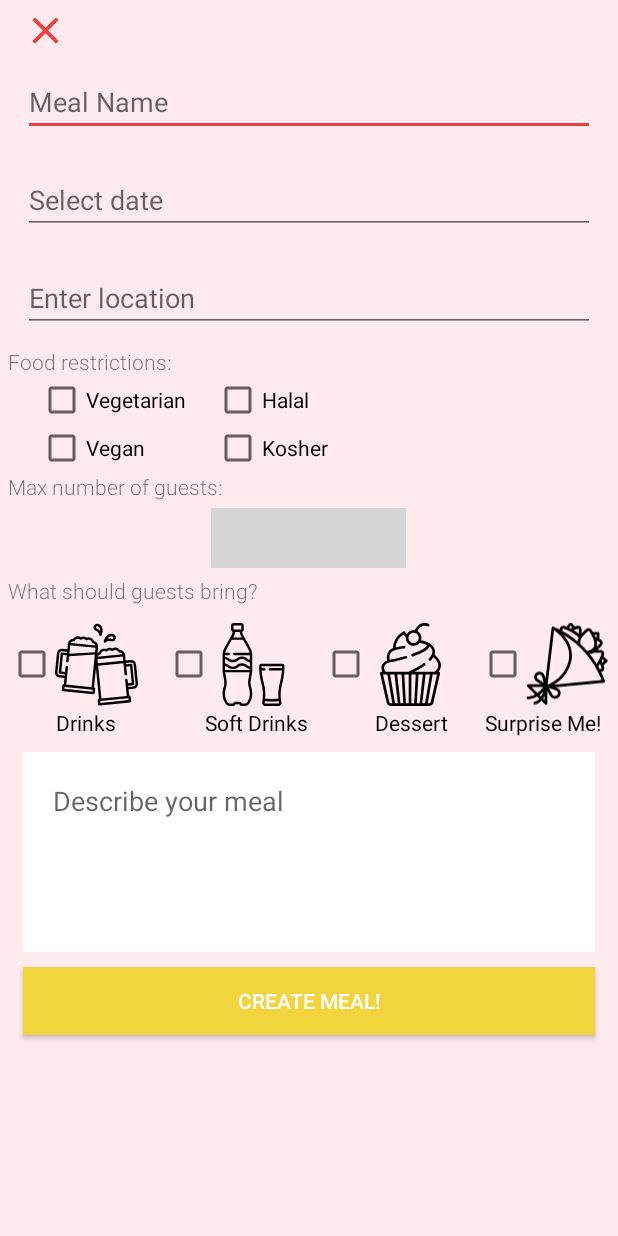
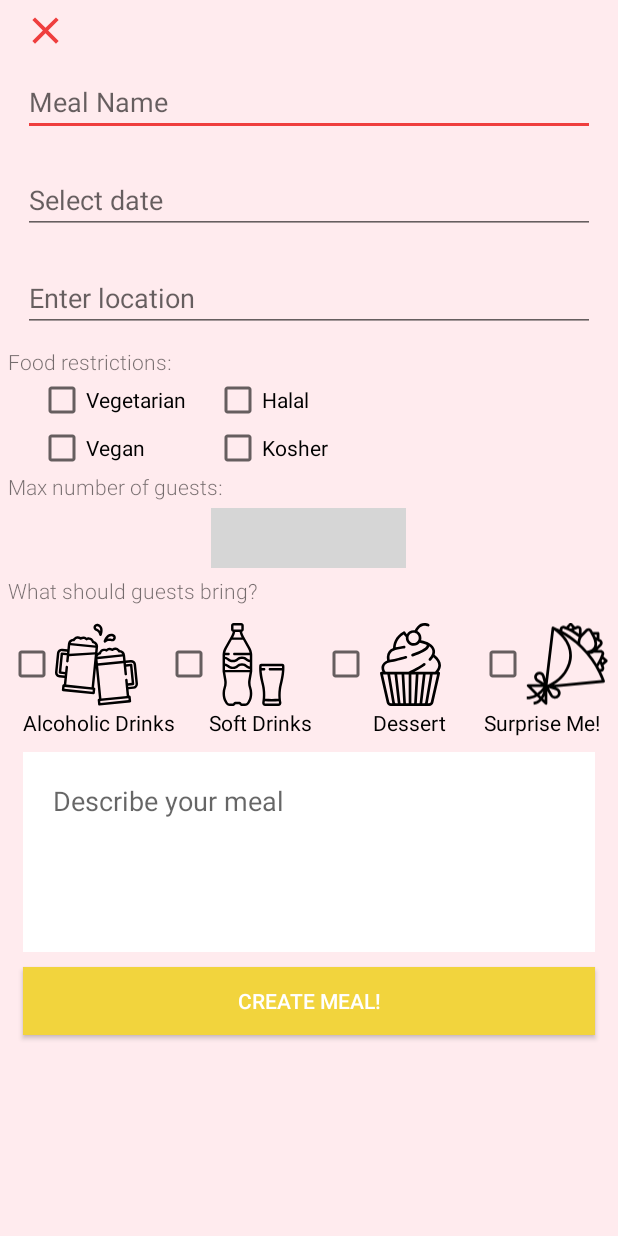
Before and after one commit to liav25/Host-Application, an Android app: the PopActivity screen opened directly, with no data from a screen before it, on a phone screen of 412 x 824 dp. Run offline under Robolectric (Android 15) with nearby library versions, the phone set to English and light mode, and no system bars; libraries missing offline, so code that uses them is left out: com.travijuu.numberpicker; plain views replace NumberPicker; 3 statements that could not run were skipped; grey boxes are pictures that could not be loaded.

Commit message:
Updated add_new_meal

```diff
--- a/Feed_Activity/app/src/main/res/layout/add_new_meal_popup.xml
+++ b/Feed_Activity/app/src/main/res/layout/add_new_meal_popup.xml
@@ -188,20 +188,20 @@
         android:layout_width="match_parent"
         android:layout_height="wrap_content"
         android:orientation="horizontal"
-        android:paddingLeft="32dp">
+        android:paddingLeft="10dp">
 
         <TextView
             android:id="@+id/beer_text"
-            android:layout_width="93dp"
+            android:layout_width="118dp"
             android:layout_height="wrap_content"
             android:layout_weight="1"
             android:fontFamily="sans-serif"
-            android:text="Drinks"
+            android:text="Alcoholic Drinks"
             android:textColor="#000000" />
 
         <TextView
             android:id="@+id/coke_text"
-            android:layout_width="107dp"
+            android:layout_width="103dp"
             android:layout_height="wrap_content"
             android:layout_weight="1"
             android:fontFamily="sans-serif"
```
